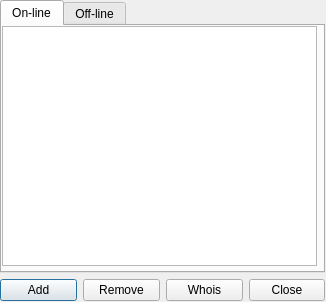
The window that ui/friends.ui (gitter-badger/simplechatclient) describes before a commit, drawn with Qt 5.
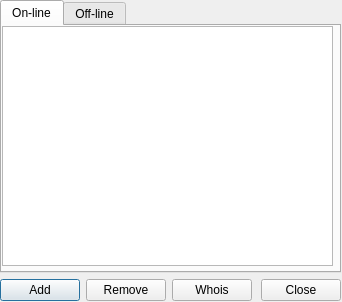
The same window after the commit. Icons and pictures are not drawn.

Commit message: fixed topic max length size

The edit to the form file:
```diff
--- a/ui/friends.ui
+++ b/ui/friends.ui
@@ -6,19 +6,19 @@
    <rect>
     <x>0</x>
     <y>0</y>
-    <width>326</width>
+    <width>342</width>
     <height>302</height>
    </rect>
   </property>
   <property name="minimumSize">
    <size>
-    <width>326</width>
+    <width>342</width>
     <height>302</height>
    </size>
   </property>
   <property name="maximumSize">
    <size>
-    <width>326</width>
+    <width>342</width>
     <height>302</height>
    </size>
   </property>
@@ -34,7 +34,7 @@
     <rect>
      <x>0</x>
      <y>0</y>
-     <width>325</width>
+     <width>341</width>
      <height>301</height>
     </rect>
    </property>
@@ -53,7 +53,7 @@
          <rect>
           <x>0</x>
           <y>0</y>
-          <width>315</width>
+          <width>331</width>
           <height>240</height>
          </rect>
         </property>
```
Left out of the diff: 2 changed lines with no effect on the pictures. The commit also changes 2 other files.
